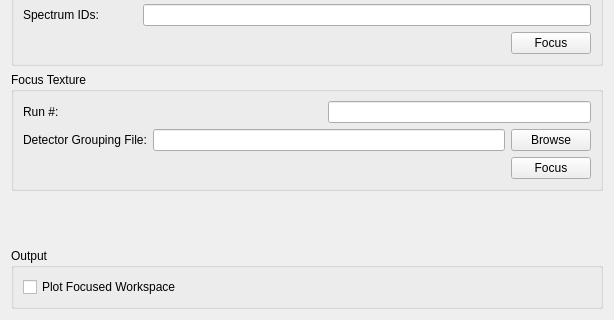
This is Code/Mantid/MantidQt/CustomInterfaces/inc/MantidQtCustomInterfaces/EnggDiffraction/EnggDiffractionQtTabFocus.ui in mantidproject/mantid as Qt 5 draws it before an edit; both pictures show x 0 to 614 and y 213 to 533 of the 614 by 533 pixel window. The edited form follows.
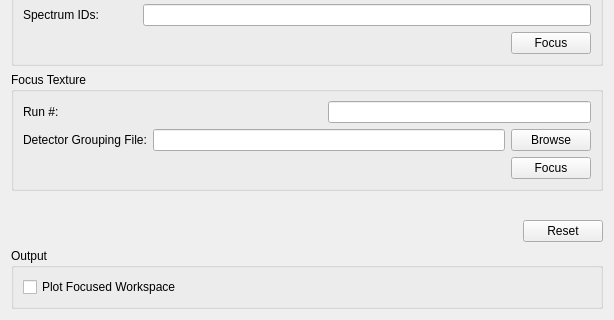
This is the edited form.

Commit message: add focus-reset push button, re #13486

Diff of the .ui file:
```diff
--- a/Code/Mantid/MantidQt/CustomInterfaces/inc/MantidQtCustomInterfaces/EnggDiffraction/EnggDiffractionQtTabFocus.ui
+++ b/Code/Mantid/MantidQt/CustomInterfaces/inc/MantidQtCustomInterfaces/EnggDiffraction/EnggDiffractionQtTabFocus.ui
@@ -14,7 +14,7 @@
    <string>Form</string>
   </property>
   <layout class="QGridLayout" name="gridLayout_3">
-   <item row="5" column="0">
+   <item row="6" column="0">
     <widget class="QGroupBox" name="groupBox_focus_2">
      <property name="title">
       <string>Output</string>
@@ -395,6 +395,30 @@
      </layout>
     </widget>
    </item>
+   <item row="5" column="0">
+    <layout class="QHBoxLayout" name="horizontalLayout_13">
+     <item>
+      <spacer name="horizontalSpacer_11">
+       <property name="orientation">
+        <enum>Qt::Horizontal</enum>
+       </property>
+       <property name="sizeHint" stdset="0">
+        <size>
+         <width>188</width>
+         <height>20</height>
+        </size>
+       </property>
+      </spacer>
+     </item>
+     <item>
+      <widget class="QPushButton" name="pushButton_reset">
+       <property name="text">
+        <string>Reset</string>
+       </property>
+      </widget>
+     </item>
+    </layout>
+   </item>
   </layout>
  </widget>
  <resources/>
```
